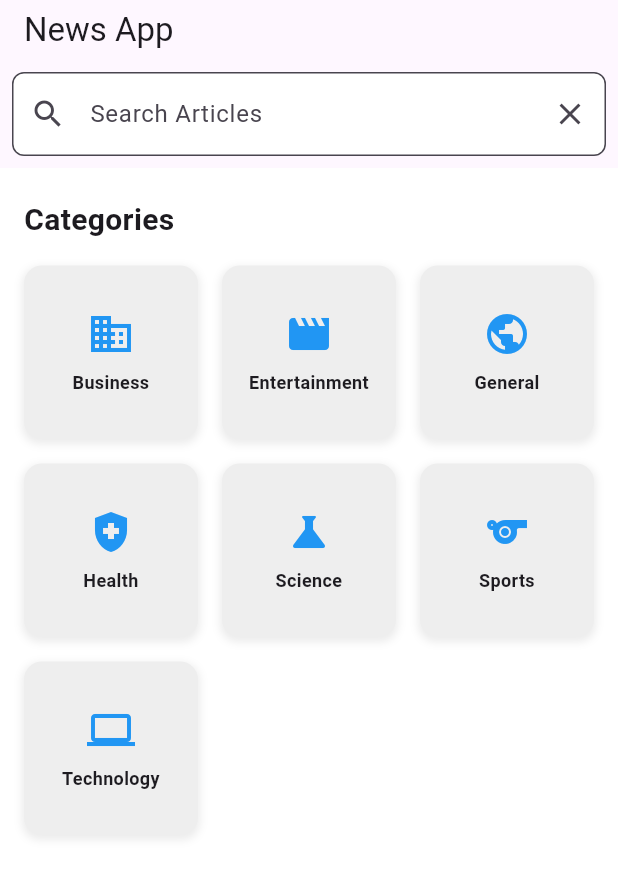
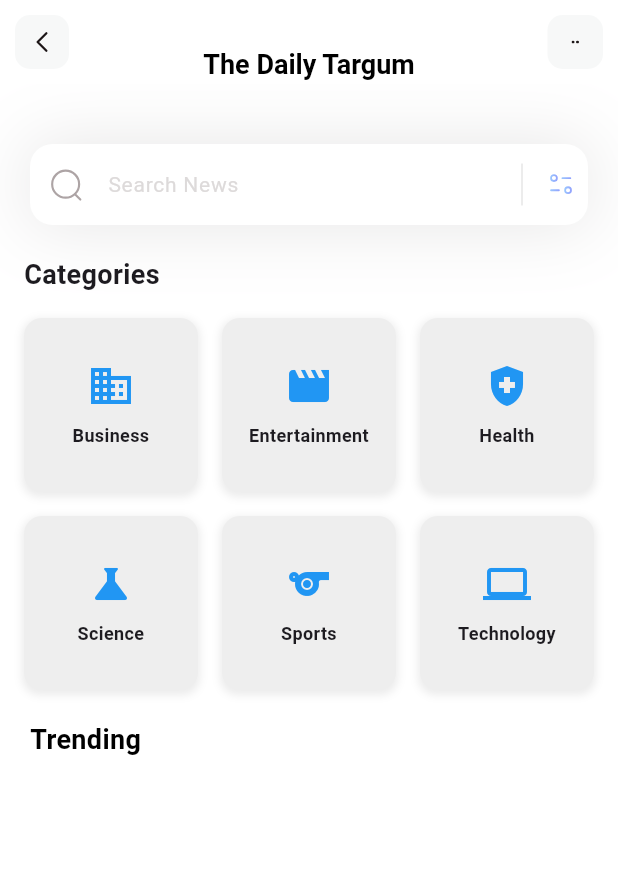
Before and after one commit to SitaaronKL/RUMAD-Hackathon-NewsApp, a Flutter app: the HomePage screen opened directly, on a phone screen of 412 x 824 dp. Shown: the top 877 px of the screen. Run offline on Flutter 3.47's test engine with Material 3 defaults, Android fonts, the phone set to English and light mode, and no system bars; our stand-ins replace flutter_svg, hive; accounts and stored records are empty; network calls fail.

Commit message:
More ui changes

```diff
--- a/lib/pages/home_page.dart
+++ b/lib/pages/home_page.dart
@@ -1,13 +1,14 @@
 import 'package:flutter/material.dart';
+import 'package:flutter_svg/svg.dart';
+
 import '../models/article.dart';
+import '../models/featured_news_model.dart';
+import '../models/news_category_model.dart';
 import '../services/api_service.dart';
 import '../services/hive_service.dart';
-import 'package:flutter_svg/svg.dart';
-import '../models/news_category_model.dart';
-import '../models/featured_news_model.dart';
-import 'business_articles_page.dart';
-import 'tech_articles_page.dart';
+
 import 'category_articles_page.dart';
+
 
 class HomePage extends StatefulWidget {
   const HomePage({super.key});
@@ -70,16 +71,15 @@ class _HomePageState extends State<HomePage> {
   Widget build(BuildContext context) {
     return SafeArea(
       child: Scaffold(
+        appBar: _buildAppBar(),
         backgroundColor: Colors.white,
-        appBar: _buildAppBar(),
         body: ListView(
-          padding: const EdgeInsets.symmetric(vertical: 20),
           children: [
+            _searchField(),
+            const SizedBox(height: 20),
             _categoriesSection(),
-            const SizedBox(height: 40),
-            _featuredSection(),
-            const SizedBox(height: 40),
-            _latestNewsSection(),
+            const SizedBox(height: 20),
+            _popularSection(),
           ],
         ),
       ),
@@ -88,33 +88,55 @@ class _HomePageState extends State<HomePage> {
 
   AppBar _buildAppBar() {
     return AppBar(
-      title: const Text('News App'),
-      bottom: PreferredSize(
-        preferredSize: const Size.fromHeight(56.0),
-        child: Padding(
-          padding: const EdgeInsets.all(8.0),
-          child: TextField(
-            controller: _searchController,
-            onSubmitted: _searchArticles,
-            decoration: InputDecoration(
-              hintText: 'Search Articles',
-              fillColor: Colors.white,
-              filled: true,
-              prefixIcon: const Icon(Icons.search),
-              suffixIcon: IconButton(
-                icon: const Icon(Icons.clear),
-                onPressed: () {
-                  _searchController.clear();
-                  _searchArticles('');
-                },
-              ),
-              border: OutlineInputBorder(
-                borderRadius: BorderRadius.circular(8.0),
+      title: const Padding(
+        padding: EdgeInsets.only(top: 30),
+        child: Text(
+          'The Daily Targum',
+          style: TextStyle(
+            color: Colors.black,
+            fontSize: 18,
+            fontWeight: FontWeight.bold,
           ),
         ),
       ),
+      backgroundColor: Colors.white,
+      elevation: 0.0,
+      centerTitle: true,
+      leading: GestureDetector(
+        onTap: () {},
+        child: Container(
+          margin: const EdgeInsets.all(10),
+          alignment: Alignment.center,
+          decoration: BoxDecoration(
+            color: const Color(0xffF7F8F8),
+            borderRadius: BorderRadius.circular(10),
+          ),
+          child: SvgPicture.asset(
+            'assets/icons/Arrow - Left 2.svg',
+            height: 20,
+            width: 20,
           ),
         ),
+      ),
+      actions: [
+        GestureDetector(
+          onTap: () {},
+          child: Container(
+            margin: const EdgeInsets.all(10),
+            alignment: Alignment.center,
+            width: 37,
+            decoration: BoxDecoration(
+              color: const Color(0xffF7F8F8),
+              borderRadius: BorderRadius.circular(10),
+            ),
+            child: SvgPicture.asset(
+              'assets/icons/dots.svg',
+              height: 5,
+              width: 5,
+            ),
+          ),
+        )
+      ],
     );
   }
 
@@ -122,7 +144,6 @@ class _HomePageState extends State<HomePage> {
     final categories = [
       NewsCategoryModel(name: 'Business', iconPath: 'assets/icons/business.svg'),
       NewsCategoryModel(name: 'Entertainment', iconPath: 'assets/icons/entertainment.svg'),
-      NewsCategoryModel(name: 'General', iconPath: 'assets/icons/general.svg'),
       NewsCategoryModel(name: 'Health', iconPath: 'assets/icons/health.svg'),
       NewsCategoryModel(name: 'Science', iconPath: 'assets/icons/science.svg'),
       NewsCategoryModel(name: 'Sports', iconPath: 'assets/icons/sports.svg'),
@@ -137,7 +158,7 @@ class _HomePageState extends State<HomePage> {
           child: Text(
             'Categories',
             style: TextStyle(
-              fontSize: 20,
+              fontSize: 18,
               fontWeight: FontWeight.bold,
             ),
           ),
@@ -157,31 +178,154 @@ class _HomePageState extends State<HomePage> {
     );
   }
 
-  Widget _featuredSection() {
-    return SizedBox(
-      height: 250,
-      child: ListView.builder(
-        scrollDirection: Axis.horizontal,
-        itemCount: featuredNews.length,
-        itemBuilder: (context, index) {
-          return FeaturedNewsItem(news: featuredNews[index]);
-        },
+  Container _searchField() {
+    return Container(
+      margin: const EdgeInsets.only(top: 40, left: 20, right: 20),
+      decoration: BoxDecoration(
+        boxShadow: [
+          BoxShadow(
+            color: const Color(0xff1D1617).withOpacity(0.11),
+            blurRadius: 40,
+            spreadRadius: 0.0,
+          ),
+        ],
+      ),
+      child: TextField(
+        controller: _searchController,
+        onSubmitted: _searchArticles,
+        decoration: InputDecoration(
+          filled: true,
+          fillColor: Colors.white,
+          contentPadding: const EdgeInsets.all(15),
+          hintText: 'Search News',
+          hintStyle: const TextStyle(
+            color: Color(0xffDDDADA),
+            fontSize: 14,
+          ),
+          prefixIcon: Padding(
+            padding: const EdgeInsets.all(12),
+            child: SvgPicture.asset('assets/icons/Search.svg'),
+          ),
+          suffixIcon: SizedBox(
+            width: 100,
+            child: IntrinsicHeight(
+              child: Row(
+                mainAxisAlignment: MainAxisAlignment.end,
+                children: [
+                  const VerticalDivider(
+                    color: Colors.black,
+                    indent: 10,
+                    endIndent: 10,
+                    thickness: 0.1,
+                  ),
+                  Padding(
+                    padding: const EdgeInsets.all(8),
+                    child: SvgPicture.asset('assets/icons/Filter.svg'),
+                  ),
+                ],
+              ),
+            ),
+          ),
+          border: OutlineInputBorder(
+            borderRadius: BorderRadius.circular(15),
+            borderSide: BorderSide.none,
+          ),
+        ),
       ),
     );
   }
 
-  Widget _latestNewsSection() {
-    return SizedBox(
-      height: 250,
-      child: ListView.builder(
+  Column _popularSection() {
+    return Column(
+      crossAxisAlignment: CrossAxisAlignment.start,
+      children: [
+        const Padding(
+          padding: EdgeInsets.only(left: 20),
+          child: Text(
+            'Trending',
+            style: TextStyle(
+              color: Colors.black,
+              fontSize: 18,
+              fontWeight: FontWeight.w600,
+            ),
+          ),
+        ),
+        const SizedBox(height: 15),
+        Container(
+          height: 240,
+          child: ListView.separated(
             scrollDirection: Axis.horizontal,
+            padding: const EdgeInsets.only(left: 20, right: 20),
             itemCount: _articles.length,
+            separatorBuilder: (context, index) => const SizedBox(width: 25),
             itemBuilder: (context, index) {
-          return ArticleItem(article: _articles[index]);
+              final article = _articles[index];
+              return Container(
+                width: 210,
+                decoration: BoxDecoration(
+                  color: Colors.transparent,
+                  borderRadius: BorderRadius.circular(20),
+                ),
+                child: Padding(
+                  padding: const EdgeInsets.symmetric(horizontal: 4),
+                  child: Column(
+                    mainAxisAlignment: MainAxisAlignment.spaceEvenly,
+                    children: [
+                      ClipRRect(
+                        borderRadius: BorderRadius.circular(20),
+                        child: article.urlToImage != null && article.urlToImage!.isNotEmpty
+                            ? Image.network(
+                                article.urlToImage!,
+                                height: 100,
+                                width: double.infinity,
+                                fit: BoxFit.cover,
+                              )
+                            : Container(
+                                height: 100,
+                                color: Colors.grey,
+                                child: const Center(child: Icon(Icons.image)),
+                              ),
+                      ),
+                      Padding(
+                        padding: const EdgeInsets.symmetric(horizontal: 8.0),
+                        child: Column(
+                          crossAxisAlignment: CrossAxisAlignment.start,
+                          children: [
+                            Text(
+                              article.title ?? 'No Title',
+                              style: const TextStyle(
+                                fontWeight: FontWeight.w500,
+                                color: Colors.black,
+                                fontSize: 16,
+                              ),
+                              maxLines: 2,
+                              overflow: TextOverflow.ellipsis,
+                            ),
+                            const SizedBox(height: 4),
+                            Text(
+                              article.description ?? 'No Description',
+                              style: const TextStyle(
+                                fontWeight: FontWeight.w400,
+                                color: Color(0xff7B6F72),
+                                fontSize: 13,
+                              ),
+                              maxLines: 2,
+                              overflow: TextOverflow.ellipsis,
+                            ),
+                          ],
+                        ),
+                      ),
+                    ],
+                  ),
+                ),
+              );
             },
           ),
+        ),
+      ],
     );
   }
+
 }
 
 class FeaturedNewsItem extends StatelessWidget {
```
Also changed, not shown: assets/icons/Arrow - Left 2.svg (added), assets/icons/Filter.svg (added), assets/icons/Screenshot.png (added), assets/icons/Search.svg (added), assets/icons/blueberry-pancake.svg (added), assets/icons/business.svg (deleted), assets/icons/button.svg (added), assets/icons/canai-bread.svg (added), assets/icons/dots.svg (added), assets/icons/honey-pancakes.svg (added), assets/icons/orange-snacks.svg (added), assets/icons/pancakes.svg (added), assets/icons/pie.svg (added), assets/icons/plate.svg (added), 2 more files. Lines whose indentation alone changed are shown as unchanged.
